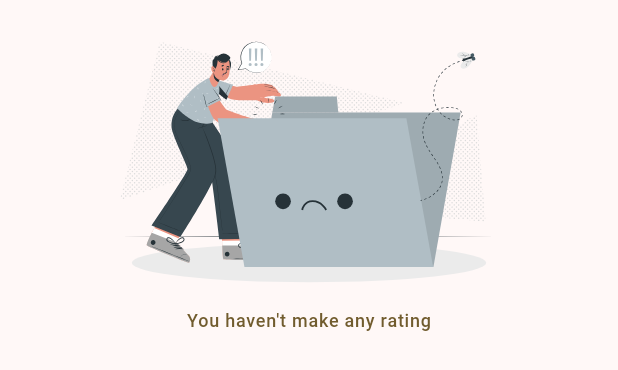
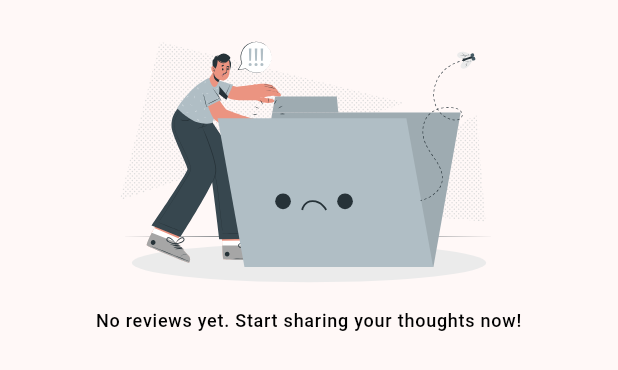
Before and after one commit to zaiehilmi/sedakOrk, a Flutter app: the NoData widget shown alone on an empty page, opened directly, on a phone screen of 412 x 824 dp. Shown: the top 370 px of the screen. Run offline on Flutter 3.47's test engine with Material 2 defaults, Android fonts, the phone set to English and light mode, and no system bars; drawn by our look-alikes of dynamic_color; our stand-ins replace fluro, flutter_rating_bar, flutter_svg, geocoding, geolocator, google_fonts and 1 more.

Commit message:
tambah baik UX

```diff
--- a/lib/l10n/intl_en.arb
+++ b/lib/l10n/intl_en.arb
@@ -18,7 +18,7 @@
     "penilaian": "Rating",
     "aluan": "Hi",
     "sejarah": "History of",
-    "tiadaData": "You haven't make any rating",
+    "tiadaData": "No reviews yet. Start sharing your thoughts now!",
 
     "b_laporkanPenilaian": "Report this rating",
     "b_kedaiTiada": "Restaurant not found in search?",
--- a/lib/l10n/intl_ms_MY.arb
+++ b/lib/l10n/intl_ms_MY.arb
@@ -18,7 +18,7 @@
     "penilaian": "Penilaian",
     "aluan": "Salam",
     "sejarah": "Sejarah",
-    "tiadaData": "Anda belum membuat apa-apa penilaian",
+    "tiadaData": "Tiada ulasan lagi. Mula berkongsi pendapat anda sekarang!",
 
     "b_laporkanPenilaian": "Laporkan penilaian",
     "b_kedaiTiada": "Kedai tiada dalam carian?",
--- a/lib/screen/widget/no_data.dart
+++ b/lib/screen/widget/no_data.dart
@@ -1,3 +1,4 @@
+import 'package:flutter/cupertino.dart';
 import 'package:flutter/material.dart';
 import 'package:flutter/src/widgets/framework.dart';
 import 'package:flutter/src/widgets/placeholder.dart';
@@ -25,8 +26,10 @@ class NoData extends StatelessWidget {
             ),
             Text(
               delegate.tiadaData,
+              textAlign: TextAlign.center,
               style: textTheme.labelMedium?.copyWith(
-                color: colorTheme.tertiary,
+                color: CupertinoColors.label,
+
               ),
             ),
           ],
```
Also changed, not shown: lib/generated/intl/messages_en.dart, lib/generated/intl/messages_ms_MY.dart, lib/generated/l10n.dart.
